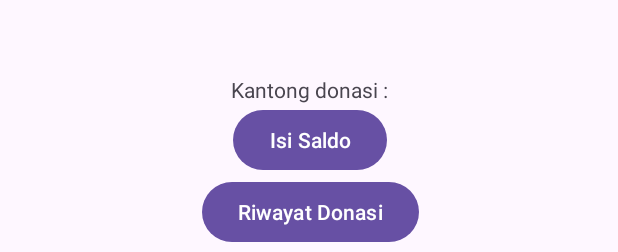
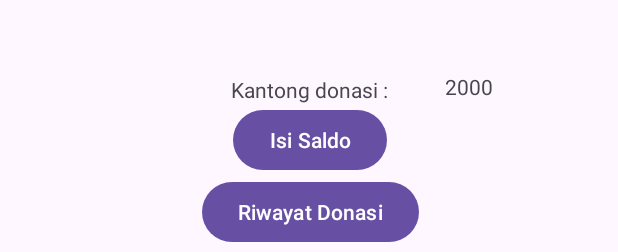
Before and after one commit to anhaki/KitaBisa-Homewidget-Prototype, an Android app: the layout activity_main.xml on its own in the app's theme, with its tools: preview values and no code run, on a phone screen of 412 x 824 dp. Shown: the top 252 px of the screen. Run offline under Robolectric (Android 15) with nearby library versions, the phone set to English and light mode, and no system bars.

```diff
--- a/app/src/main/AndroidManifest.xml
+++ b/app/src/main/AndroidManifest.xml
@@ -12,6 +12,7 @@
         android:supportsRtl="true"
         android:theme="@style/Theme.WeCan"
         tools:targetApi="31">
+
         <receiver
             android:name=".widget.JadwalSolat"
             android:exported="false">
@@ -26,15 +27,19 @@
 
         <activity
             android:name=".DonasiOtomatisActivity"
+            android:parentActivityName=".MainActivity"
             android:exported="false" />
         <activity
             android:name=".IsiSaldoActivity"
+            android:parentActivityName=".MainActivity"
             android:exported="false" />
         <activity
             android:name=".RiwayatActivity"
+            android:parentActivityName=".MainActivity"
             android:exported="false" />
         <activity
             android:name=".MainActivity"
+            android:launchMode="singleTop"
             android:exported="true">
             <intent-filter>
                 <action android:name="android.intent.action.MAIN" />
--- a/app/src/main/res/layout/activity_main.xml
+++ b/app/src/main/res/layout/activity_main.xml
@@ -49,4 +49,16 @@
         tools:layout_editor_absoluteY="319dp"
         tools:ignore="MissingConstraints" />
 
+    <TextView
+        android:id="@+id/textView2"
+        android:layout_width="wrap_content"
+        android:layout_height="wrap_content"
+        android:layout_marginStart="36dp"
+        android:layout_marginTop="48dp"
+        android:text="@string/dummy_cash"
+        app:layout_constraintEnd_toEndOf="parent"
+        app:layout_constraintHorizontal_bias="0.023"
+        app:layout_constraintStart_toEndOf="@+id/textView"
+        app:layout_constraintTop_toTopOf="parent" />
+
 </androidx.constraintlayout.widget.ConstraintLayout>
--- a/app/src/main/res/layout/jadwal_solat.xml
+++ b/app/src/main/res/layout/jadwal_solat.xml
@@ -9,7 +9,7 @@
         android:layout_width="match_parent"
         android:layout_height="wrap_content"
         android:padding="20dp"
-        android:background="#D2F1FF"
+        android:background="@drawable/custom_background"
         >
         <RelativeLayout
             android:id="@+id/firstLayer"
@@ -269,6 +269,7 @@
                 android:textSize="12sp"/>
 
             <Button
+                android:id="@+id/btn_isi"
                 android:layout_width="70dp"
                 android:layout_height="40dp"
                 android:layout_marginStart="10dp"
--- a/app/src/main/res/values/colors.xml
+++ b/app/src/main/res/values/colors.xml
@@ -2,7 +2,7 @@
 <resources>
     <color name="black">#FF000000</color>
     <color name="white">#FFFFFFFF</color>
-    <color name="light_blue_50">#FFE1F5FE</color>
+    <color name="light_blue_50">#D2F1FF</color>
     <color name="light_blue_200">#FF81D4FA</color>
     <color name="light_blue_600">#FF039BE5</color>
     <color name="light_blue_900">#FF01579B</color>
--- a/app/src/main/res/values/strings.xml
+++ b/app/src/main/res/values/strings.xml
@@ -19,4 +19,6 @@
     <string name="appwidget_text">EXAMPLE</string>
     <string name="add_widget">Add widget</string>
     <string name="app_widget_description">This is an app widget description</string>
+    <string name="_2000">2000</string>
+    <string name="dummy_cash">2000</string>
 </resources>
```
Also changed, not shown: app/src/main/java/com/kitapacak/wecan/widget/JadwalSolat.kt (+20 -0 lines), app/src/main/res/drawable/custom_background.xml (added, +10 -0 lines).
